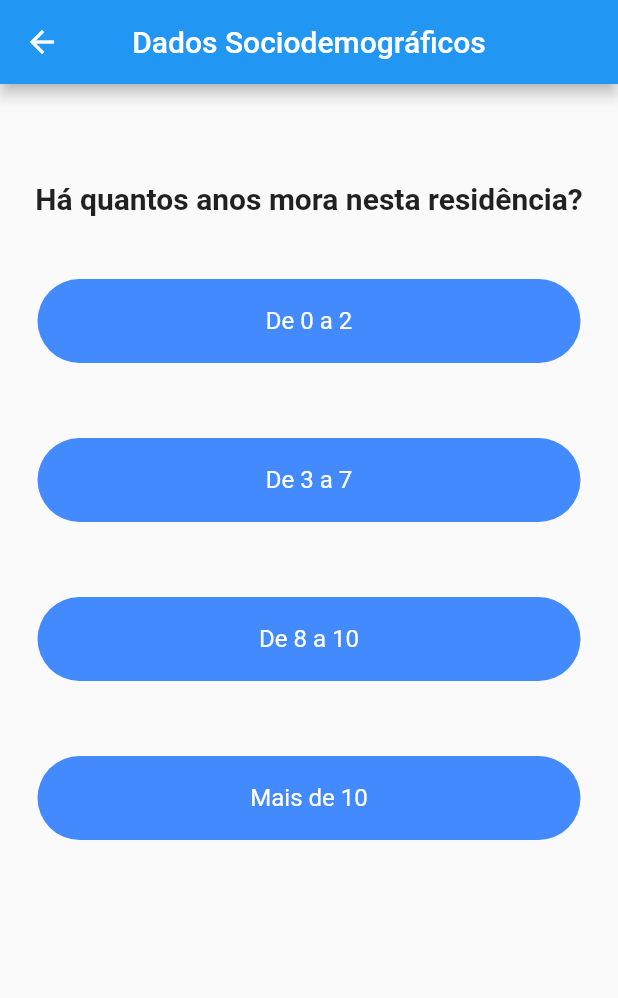
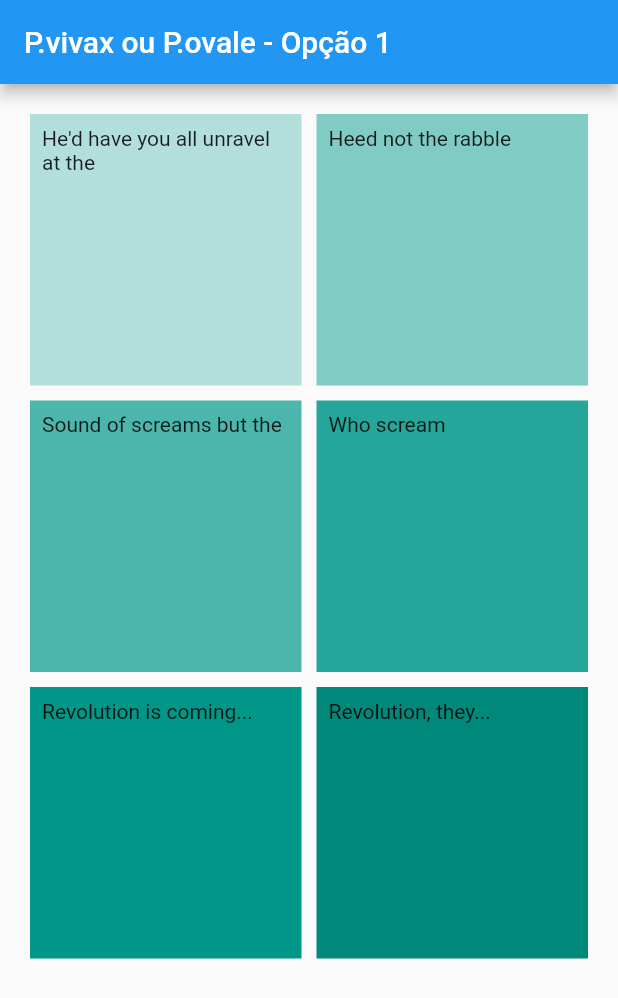
Before and after one commit to VictorBSI/flutter_malaria_app, a Flutter app: the UserTratamento screen opened by its route, after a tap on "Próximo", on a phone screen of 412 x 824 dp. Shown: the top 998 px of the screen. Run offline on Flutter 3.47's test engine with Material 2 defaults, Android fonts, the phone set to English and light mode, and no system bars; our stand-ins replace cloud_firestore, firebase_core; missing offline and left inert: dart:ffi; accounts and stored records are empty.

Commit message:
Add new features

```diff
--- a/lib/main.dart
+++ b/lib/main.dart
@@ -4,6 +4,7 @@ import 'package:flutter_crud_1/routes/app_routes.dart';
 import 'package:flutter_crud_1/views/login_page.dart';
 import 'package:flutter_crud_1/views/sign_up_page.dart';
 import 'package:flutter_crud_1/views/trat_registro.dart';
+import 'package:flutter_crud_1/views/trat_vivax_ovale.dart';
 import 'package:flutter_crud_1/views/user_agentes.dart';
 import 'package:flutter_crud_1/views/user_bem.dart';
 import 'package:flutter_crud_1/views/user_casa.dart';
@@ -99,6 +100,7 @@ class MyApp extends StatelessWidget {
                     AppRoutes.USER_RENDA: (_) => UserRenda(),
                     AppRoutes.USER_HOME: (_) => UserHome(),
                     AppRoutes.USER_TRAT: (_) => UserTratamento(),
+                    AppRoutes.TRAT_VIVAX_OVALE: (_) => vivaxOvale(),
                   },
                 );
               } else {
--- a/lib/routes/app_routes.dart
+++ b/lib/routes/app_routes.dart
@@ -29,4 +29,5 @@ class AppRoutes {
   static const USER_RENDA = '/user-renda';
   static const USER_HOME = '/user-home';
   static const USER_TRAT = '/user-tratamento';
+  static const TRAT_VIVAX_OVALE = '/trat_vivax_ovale';
 }
--- a/lib/views/trat_registro.dart
+++ b/lib/views/trat_registro.dart
@@ -26,14 +26,17 @@ class _UserTratamento extends State<UserTratamento> {
   String tratamento = '';
   String tipo = '';
   int idade = 0;
+  List<String> tipoIdade = ['Anos', 'Meses'];
   int peso = 0;
   List<String> _tipos = ['falciparum', 'malarae', 'mista', 'vivax_ovale'];
   List<String> vivax_ovale = ['Opção 1', 'Opção 2'];
   List<String> falciparum = ['Opção 1', 'Opção 2'];
   List<String> mista = ['Opção 1', 'Opção 2'];
-  String malarae = 'Opção 1';
+  List<String> malarae = ['Opção 1'];
   String _selectedTipos = 'Selecione';
   String _selectedTrat = 'Selecione';
+  String _selectedIdade = 'Tipo';
+  String anomes = '';
   String opcao = '';
   bool checkboxValue = false;
 
@@ -98,13 +101,13 @@ class _UserTratamento extends State<UserTratamento> {
                           return null;
                         },
                       ),*/
-                      TextFormField(
+                     /* TextFormField(
                         decoration: InputDecoration(
                             labelText: 'Tratamento'),
                         onChanged: (value){
                           tratamento = value;
                         },
-                      ),
+                      ),*/
                       Text('Tratamento', maxLines: 2,),
 
                       DropdownButton<String>(
@@ -116,14 +119,32 @@ class _UserTratamento extends State<UserTratamento> {
                           opcao = newValue!;
                           //text.update();
                         },
-                        items: _tipos.map((tipo) {
+                        items:_selectedTipos == 'falciparum'?falciparum.map((opcao) {
                           return DropdownMenuItem(
-                            child: new Text(tipo),
-                            value: tipo,
+                            child: new Text(opcao),
+                            value: opcao,
                           );
-                        }).toList(),
+                        }).toList():_selectedTipos == 'malarae'?malarae.map((opcao) {
+                          return DropdownMenuItem(
+                            child: new Text(opcao),
+                            value: opcao,
+                          );
+                        }).toList():_selectedTipos == 'mista'?mista.map((opcao) {
+                          return DropdownMenuItem(
+                            child: new Text(opcao),
+                            value: opcao,
+                          );
+                        }).toList():vivax_ovale.map((opcao) {
+                          return DropdownMenuItem(
+                            child: new Text(opcao),
+                            value: opcao,
+                          );
+                        }).toList()
                       ),
-                      TextField(
+                      Row(
+                        children:[
+                                Expanded(
+                                    child: TextField(
                                       decoration: InputDecoration(labelText: 'Idade'),
                                       keyboardType: TextInputType.number,
                                       inputFormatters: [FilteringTextInputFormatter.digitsOnly],
@@ -131,6 +152,30 @@ class _UserTratamento extends State<UserTratamento> {
                                         int v = int.parse(value);
                                         idade = v;
                                       },
+                                    )
+                                ),
+                                SizedBox(
+                                  width: 20,
+                                ),
+                                Expanded(
+                                    child:DropdownButton<String>(
+                                        hint: Text(_selectedIdade),
+                                        onChanged: (newValue){
+                                          setState(() {
+                                            _selectedIdade = newValue!;
+                                          });
+                                          anomes = newValue!;
+                                          //text.update();
+                                        },
+                                        items: tipoIdade.map((anomes) {
+                                          return DropdownMenuItem(
+                                            child: new Text(anomes),
+                                            value: anomes,
+                                          );
+                                        }).toList(),
+                                    ),
+                                )
+                        ]
                       ),
                       TextField(
                         decoration: InputDecoration(labelText: 'Peso'),
@@ -178,7 +223,7 @@ class _UserTratamento extends State<UserTratamento> {
                             }
                             ).then((value) => print('Added'));
                             Navigator.of(context).pushNamed(
-                                AppRoutes.USER_RESIDENCIA,
+                                AppRoutes.TRAT_VIVAX_OVALE,
                                 arguments: {
                                   "tipo": tipo,
                                   "tratamento": tratamento,
--- /dev/null
+++ b/lib/views/trat_vivax_ovale.dart
@@ -0,0 +1,66 @@
+import 'package:flutter/material.dart';
+
+
+class vivaxOvale extends StatelessWidget {
+  const vivaxOvale({Key? key}) : super(key: key);
+
+  static const String _title = 'P.vivax ou P.ovale - Opção 1';
+
+  @override
+  Widget build(BuildContext context) {
+    return MaterialApp(
+      title: _title,
+      home: Scaffold(
+        appBar: AppBar(title: const Text(_title)),
+        body: Center(heightFactor: 1.0,child: const MyStatelessWidget(),)  ,
+      ),
+    );
+  }
+}
+
+class MyStatelessWidget extends StatelessWidget {
+  const MyStatelessWidget({Key? key}) : super(key: key);
+
+  @override
+  Widget build(BuildContext context) {
+    return GridView.count(
+      primary: false,
+      padding: const EdgeInsets.all(20),
+      crossAxisSpacing: 10,
+      mainAxisSpacing: 10,
+      crossAxisCount: 2,
+      children: <Widget>[
+        Container(
+          padding: const EdgeInsets.all(8),
+          child: const Text("He'd have you all unravel at the"),
+          color: Colors.teal[100],
+        ),
+        Container(
+          padding: const EdgeInsets.all(8),
+          child: const Text('Heed not the rabble'),
+          color: Colors.teal[200],
+        ),
+        Container(
+          padding: const EdgeInsets.all(8),
+          child: const Text('Sound of screams but the'),
+          color: Colors.teal[300],
+        ),
+        Container(
+          padding: const EdgeInsets.all(8),
+          child: const Text('Who scream'),
+          color: Colors.teal[400],
+        ),
+        Container(
+          padding: const EdgeInsets.all(8),
+          child: const Text('Revolution is coming...'),
+          color: Colors.teal[500],
+        ),
+        Container(
+          padding: const EdgeInsets.all(8),
+          child: const Text('Revolution, they...'),
+          color: Colors.teal[600],
+        ),
+      ],
+    );
+  }
+}
```
Lines whose indentation alone changed are shown as unchanged.
